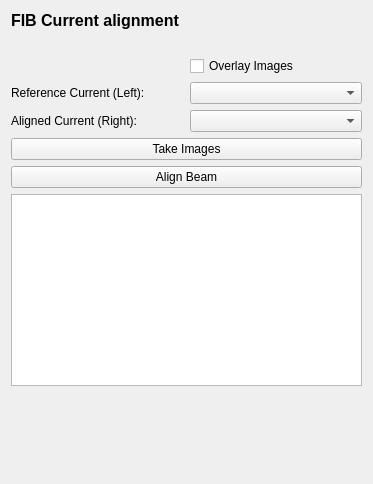
DeMarcoLab/fibsem, file fibsem/ui/qtdesigner_files/CurrentAlignmentWidget.ui: the form before one commit.
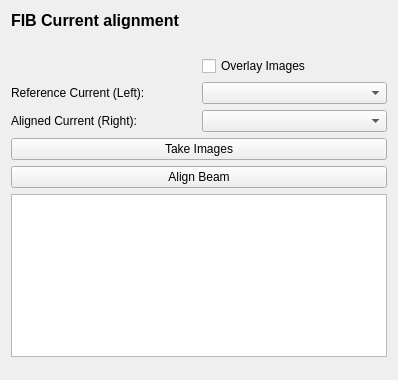
The form after the commit.

```diff
--- a/fibsem/ui/qtdesigner_files/CurrentAlignmentWidget.ui
+++ b/fibsem/ui/qtdesigner_files/CurrentAlignmentWidget.ui
@@ -1,13 +1,13 @@
 <?xml version="1.0" encoding="UTF-8"?>
 <ui version="4.0">
- <class>WizardPage</class>
- <widget class="QWizardPage" name="WizardPage">
+ <class>Form</class>
+ <widget class="QWidget" name="Form">
   <property name="geometry">
    <rect>
     <x>0</x>
     <y>0</y>
-    <width>373</width>
-    <height>484</height>
+    <width>398</width>
+    <height>380</height>
    </rect>
   </property>
   <property name="windowTitle">
```
Left out of the diff: 42 changed lines with no effect on the pictures.
